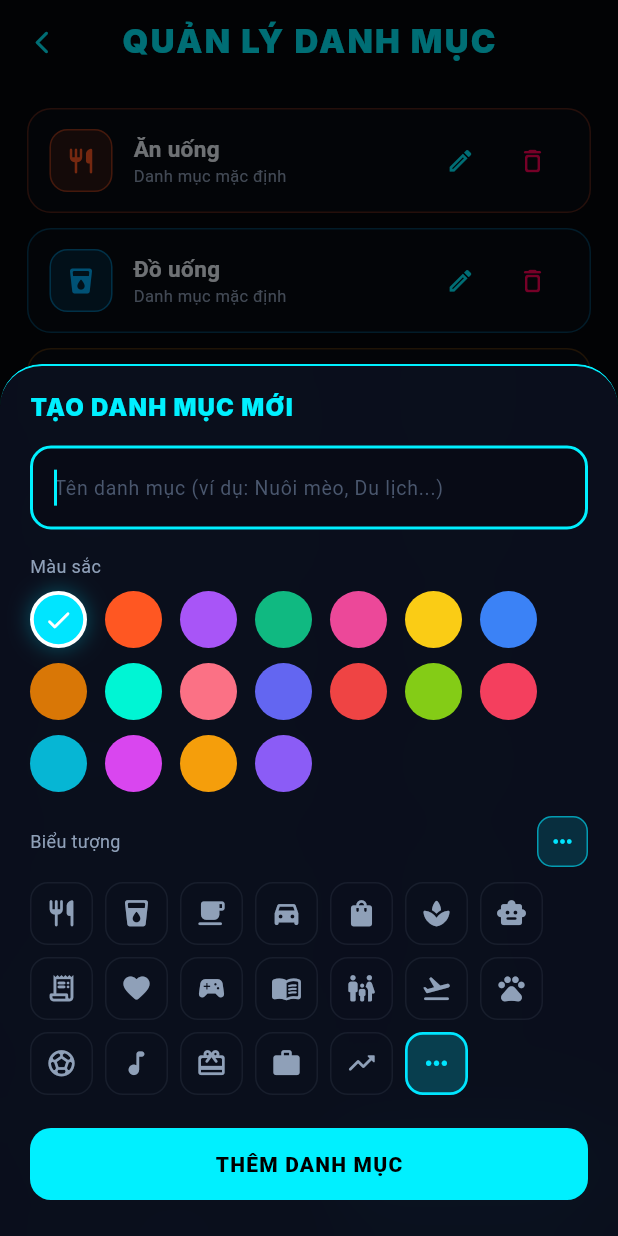
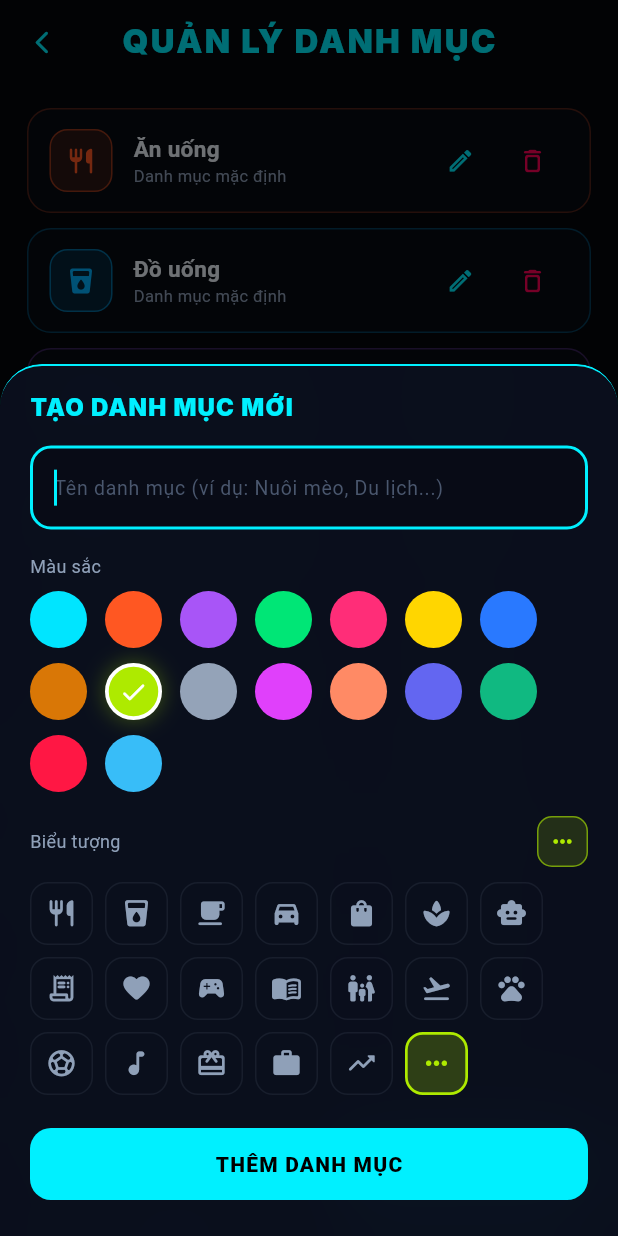
Before and after one commit to kaizenix506/mbb-money, a Flutter app: the ManageCategoriesPage screen opened by its route, after a tap on "Thêm danh mục", on a phone screen of 412 x 824 dp. Run offline on Flutter 3.47's test engine with Material 3 defaults, Android fonts, the phone set to English and light mode, and no system bars; our stand-ins replace app_links, flutter_local_notifications, flutter_secure_storage, image_picker, shared_preferences, sqflite and 1 more; accounts and stored records are empty; Roboto replaces fonts that are missing (Inter).

Commit message:
feat: iOS wheel date-time picker, perceptual color de-duplication, and UI polish

```diff
--- a/lib/data/stores/category_store.dart
+++ b/lib/data/stores/category_store.dart
@@ -130,26 +130,25 @@ class CategoryStore extends ChangeNotifier {
   static const String _prefsKey = 'mbb.custom_categories.v4';
   static const String _kFallbackId = 'other';
 
-  /// Vibrant Cyberpunk neon palette where every color is distinct and high-contrast.
+  /// Vibrant Cyberpunk neon palette where every color belongs to an ultra-distinct
+  /// hue family to ensure no two categories look alike to human eyes.
   static const List<int> neonPalette = <int>[
-    0xFF00E5FF, // Cyber Cyan
-    0xFFFF5722, // Neon Orange
-    0xFFA855F7, // Neon Purple / Violet
-    0xFF10B981, // Emerald Green
-    0xFFEC4899, // Hot Pink / Magenta
-    0xFFFACC15, // Cyber Yellow
-    0xFF3B82F6, // Electric Royal Blue
-    0xFFD97706, // Amber Caramel
-    0xFF00F5D4, // Turquoise Mint
-    0xFFFB7185, // Coral Rose
-    0xFF6366F1, // Indigo Neon
-    0xFFEF4444, // Ruby Red
-    0xFF84CC16, // Lime Green
-    0xFFF43F5E, // Bright Rose
-    0xFF06B6D4, // Deep Sky Cyan
-    0xFFD946EF, // Fuchsia Orchid
-    0xFFF59E0B, // Honey Gold
-    0xFF8B5CF6, // Bright Lavender
+    0xFF00E5FF, // 0. Cyber Cyan (Xanh lơ điện - Hue ~186°)
+    0xFFFF5722, // 1. Neon Orange (Đỏ cam tươi - Hue ~14°)
+    0xFFA855F7, // 2. Neon Purple (Tím thạch anh - Hue ~271°)
+    0xFF00E676, // 3. Neon Emerald Green (Xanh lá tươi - Hue ~151°)
+    0xFFFF2D78, // 4. Neon Magenta Pink (Hồng cánh sen đậm - Hue ~338°)
+    0xFFFFD600, // 5. Cyber Yellow (Vàng chanh tươi - Hue ~50°)
+    0xFF2979FF, // 6. Electric Royal Blue (Xanh dương hoàng gia - Hue ~218°)
+    0xFFD97706, // 7. Amber Caramel (Nâu caramel hổ phách - Hue ~32°)
+    0xFFAEEA00, // 8. Cyber Lime (Xanh chanh neon - Hue ~75°)
+    0xFF94A3B8, // 9. Slate Titanium (Xám bạc titan)
+    0xFFE040FB, // 10. Bright Orchid (Tím phong lan sáng - Hue ~292°)
+    0xFFFF8A65, // 11. Coral Salmon (Hồng san hô ấm - Hue ~16°)
+    0xFF6366F1, // 12. Cyber Indigo (Tím lam Indigo - Hue ~239°)
+    0xFF10B981, // 13. Deep Emerald (Ngọc lục bảo - Hue ~160°)
+    0xFFFF1744, // 14. Ruby Crimson (Đỏ tươi neon - Hue ~348°)
+    0xFF38BDF8, // 15. Sky Blue (Xanh da trời - Hue ~199°)
   ];
 
   /// Default rich preset categories.
@@ -255,47 +254,101 @@ class CategoryStore extends ChangeNotifier {
 
   CategoryItem findById(String? id) => resolve(id) ?? fallback;
 
+  /// Checks if two colors are identical or visually indistinguishable to human eyes.
+  /// Uses perceptual HSV hue angular distance so colors in the same family
+  /// (e.g. Cyan vs Sky Blue or Turquoise) are recognized as conflicting.
+  static bool areColorsVisuallySimilar(Color a, Color b) {
+    if (a.toARGB32() == b.toARGB32()) return true;
+    final HSVColor ha = HSVColor.fromColor(a);
+    final HSVColor hb = HSVColor.fromColor(b);
+
+    // If both are neutral / low saturation greys, compare value (brightness)
+    final bool aNeutral = ha.saturation < 0.22;
+    final bool bNeutral = hb.saturation < 0.22;
+    if (aNeutral && bNeutral) {
+      return (ha.value - hb.value).abs() < 0.28;
+    }
+    if (aNeutral != bNeutral) {
+      return false; // One is grey/neutral, one is chromatic -> clearly distinct
+    }
+
+    // Both are chromatic: compare angular hue distance on color circle (0-360)
+    double hueDiff = (ha.hue - hb.hue).abs();
+    if (hueDiff > 180.0) hueDiff = 360.0 - hueDiff;
+    return hueDiff < 30.0;
+  }
+
   /// Returns the next available vibrant neon color from [neonPalette]
-  /// that is not currently claimed by any category in the store.
+  /// that is perceptually distinct from all currently active categories.
   Color nextAvailableColor() {
-    final Set<int> used = _categories.map((CategoryItem c) => c.colorValue).toSet();
+    final List<Color> existingColors =
+        _categories.map((CategoryItem c) => Color(c.colorValue)).toList();
+
     for (final int cVal in neonPalette) {
-      if (!used.contains(cVal)) {
-        return Color(cVal);
+      final Color candidate = Color(cVal);
+      final bool conflict =
+          existingColors.any((Color e) => areColorsVisuallySimilar(e, candidate));
+      if (!conflict) {
+        return candidate;
       }
     }
-    return Color(neonPalette[_categories.length % neonPalette.length]);
+
+    // If all predefined hues have visual neighbors, pick the candidate
+    // that maximizes the minimum hue distance to any existing color.
+    Color bestCandidate = Color(neonPalette.first);
+    double maxMinDist = -1.0;
+    for (final int cVal in neonPalette) {
+      final Color cand = Color(cVal);
+      final HSVColor candHsv = HSVColor.fromColor(cand);
+      double minDist = 360.0;
+      for (final Color e in existingColors) {
+        final HSVColor eHsv = HSVColor.fromColor(e);
+        double d = (candHsv.hue - eHsv.hue).abs();
+        if (d > 180.0) d = 360.0 - d;
+        if (d < minDist) minDist = d;
+      }
+      if (minDist > maxMinDist) {
+        maxMinDist = minDist;
+        bestCandidate = cand;
+      }
+    }
+    return bestCandidate;
   }
 
   /// Enforces that every category has its own distinct, vibrant Cyberpunk color.
-  /// If multiple categories have duplicate colors (e.g. custom categories all
-  /// defaulted to cyan), this automatically re-assigns unique colors so each
-  /// category stands out individually on charts and badges.
+  /// If multiple categories have duplicate or visually similar colors (e.g. custom
+  /// categories both defaulting to cyan hues), this automatically re-assigns
+  /// unique colors so each category stands out individually on charts and badges.
   bool _ensureDistinctColors() {
-    final Set<int> used = <int>{};
+    final List<Color> assignedColors = <Color>[];
     bool changed = false;
     final List<CategoryItem> updated = <CategoryItem>[];
 
     for (int i = 0; i < _categories.length; i++) {
       final CategoryItem c = _categories[i];
-      if (!used.contains(c.colorValue)) {
-        used.add(c.colorValue);
+      final Color currentColor = Color(c.colorValue);
+      final bool hasConflict =
+          assignedColors.any((Color a) => areColorsVisuallySimilar(a, currentColor));
+
+      if (!hasConflict) {
+        assignedColors.add(currentColor);
         updated.add(c);
       } else {
-        // Duplicate color detected! Find next available vibrant color
-        int newColorVal = c.colorValue;
+        // Visual conflict detected! Find next candidate from neonPalette with no conflict
+        Color newColor = currentColor;
         for (final int palVal in neonPalette) {
-          if (!used.contains(palVal)) {
-            newColorVal = palVal;
+          final Color candidate = Color(palVal);
+          if (!assignedColors.any((Color a) => areColorsVisuallySimilar(a, candidate))) {
+            newColor = candidate;
             break;
           }
         }
-        used.add(newColorVal);
+        assignedColors.add(newColor);
         final CategoryItem fixed = CategoryItem(
           id: c.id,
           label: c.label,
           iconKey: c.iconKey,
-          colorValue: newColorVal,
+          colorValue: newColor.toARGB32(),
           isCustom: c.isCustom,
         );
         updated.add(fixed);
--- a/pubspec.yaml
+++ b/pubspec.yaml
@@ -1,7 +1,7 @@
 name: mbb_money
 description: "Quản lý thu chi cá nhân cho iPhone — đọc giao dịch MB Bank qua iOS Shortcut và SePay API."
 publish_to: "none"
-version: 0.2.0+7
+version: 0.2.0+8
 
 environment:
   sdk: ^3.7.0
```
Also changed, not shown: lib/ui/add/add_transaction_sheet.dart (+52 -44 lines), lib/ui/overview/overview_page.dart (+7 -6 lines), lib/ui/transactions/edit_transaction_sheet.dart (+24 -48 lines), lib/ui/widgets/charts.dart (+6 -5 lines), lib/ui/widgets/cyber_date_picker.dart (added, +306 -0 lines), 1 other file.
